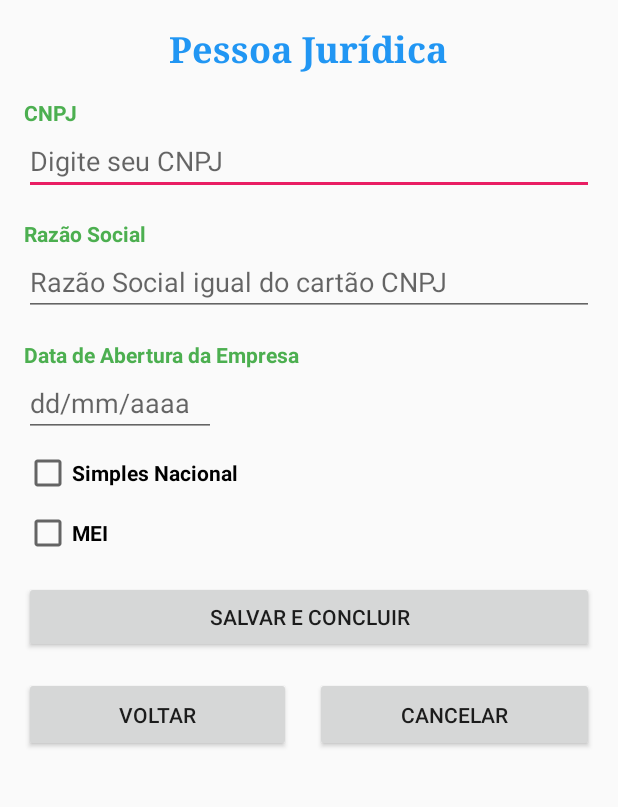
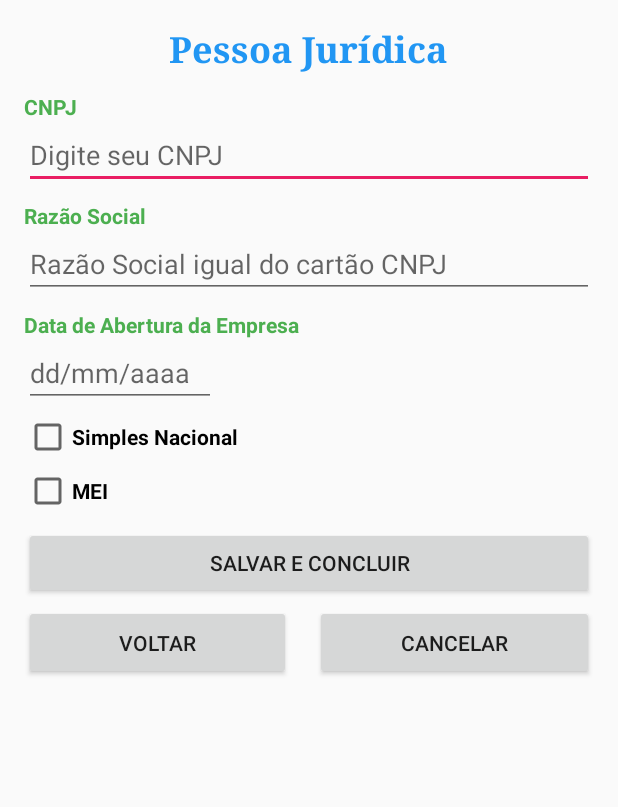
Before and after one commit to bycrr/AppClienteVip-v1, an Android app: the ClientePessoaJuridicaActivity screen opened directly, with no data from a screen before it, on a phone screen of 412 x 824 dp, the part 169-976 px from its top. Run offline under Robolectric (Android 15) with nearby library versions, the phone set to English and light mode, and no system bars.

Commit message:
Finalizando a tarefa de telas

```diff
--- a/app/src/main/java/br/com/bycrr/v1/appclientevip/view/ClienteVipActivity.java
+++ b/app/src/main/java/br/com/bycrr/v1/appclientevip/view/ClienteVipActivity.java
@@ -45,10 +45,12 @@ public class ClienteVipActivity extends AppCompatActivity {
 
           if(isPessoaFisica) {
             // tela de cadastro do CPF
-                Intent intent = new Intent(ClienteVipActivity.this, ClientePessoaFisicaActivity.class);
-                startActivity(intent);
+            Intent intent = new Intent(ClienteVipActivity.this, ClientePessoaFisicaActivity.class);
+            startActivity(intent);
           } else {
             // tela de cadastro do CNPJ
+            Intent intent = new Intent(ClienteVipActivity.this, ClientePessoaJuridicaActivity.class);
+            startActivity(intent);
           }
         }
       }
--- a/app/src/main/res/layout/activity_cliente_pessoa_juridica.xml
+++ b/app/src/main/res/layout/activity_cliente_pessoa_juridica.xml
@@ -34,7 +34,7 @@
     android:layout_width="wrap_content"
     android:layout_height="wrap_content"
     android:layout_marginLeft="16dp"
-    android:layout_marginTop="8dp"
+    android:layout_marginTop="4dp"
     android:text="@string/txtCNPJ"
     android:textColor="@color/colorVerde"
     android:textStyle="bold" />
@@ -53,7 +53,7 @@
     android:layout_width="wrap_content"
     android:layout_height="wrap_content"
     android:layout_marginLeft="16dp"
-    android:layout_marginTop="16dp"
+    android:layout_marginTop="8dp"
     android:text="@string/txtRazaoSocial"
     android:textColor="@color/colorVerde"
     android:textStyle="bold" />
@@ -72,7 +72,7 @@
     android:layout_width="wrap_content"
     android:layout_height="wrap_content"
     android:layout_marginLeft="16dp"
-    android:layout_marginTop="16dp"
+    android:layout_marginTop="8dp"
     android:text="@string/txtDataAberturaEmpresa"
     android:textColor="@color/colorVerde"
     android:textStyle="bold" />
@@ -92,7 +92,7 @@
     android:layout_width="match_parent"
     android:layout_height="wrap_content"
     android:layout_marginLeft="16dp"
-    android:layout_marginTop="8dp"
+    android:layout_marginTop="4dp"
     android:layout_marginRight="16dp"
     android:onClick="simplesNacional"
     android:text="@string/txtSimplesNacional"
@@ -103,7 +103,7 @@
     android:layout_width="match_parent"
     android:layout_height="wrap_content"
     android:layout_marginLeft="16dp"
-    android:layout_marginTop="8dp"
+    android:layout_marginTop="4dp"
     android:layout_marginRight="16dp"
     android:onClick="MEI"
     android:text="@string/txtMEI"
@@ -114,7 +114,7 @@
     android:layout_width="match_parent"
     android:layout_height="wrap_content"
     android:layout_marginLeft="16dp"
-    android:layout_marginTop="16dp"
+    android:layout_marginTop="8dp"
     android:layout_marginRight="16dp"
     android:text="@string/btnSalvarConcluir" />
 
@@ -123,7 +123,9 @@
     android:layout_height="wrap_content"
     android:layout_alignParentBottom="true"
     android:layout_centerHorizontal="true"
-    android:layout_margin="16dp"
+    android:layout_marginTop="4dp"
+    android:layout_marginLeft="16dp"
+    android:layout_marginRight="16dp"
     android:orientation="horizontal">
 
     <Button
@@ -131,7 +133,7 @@
       android:layout_width="wrap_content"
       android:layout_height="50dp"
       android:layout_gravity="center_horizontal"
-      android:layout_marginTop="8dp"
+      android:layout_marginTop="4dp"
       android:layout_marginRight="8dp"
       android:layout_weight="1"
       android:text="@string/btnVoltar" />
@@ -142,7 +144,7 @@
       android:layout_height="50dp"
       android:layout_gravity="center_horizontal"
       android:layout_marginLeft="8dp"
-      android:layout_marginTop="8dp"
+      android:layout_marginTop="4dp"
       android:layout_weight="1"
       android:text="@string/btnCancelar" />
 
```
